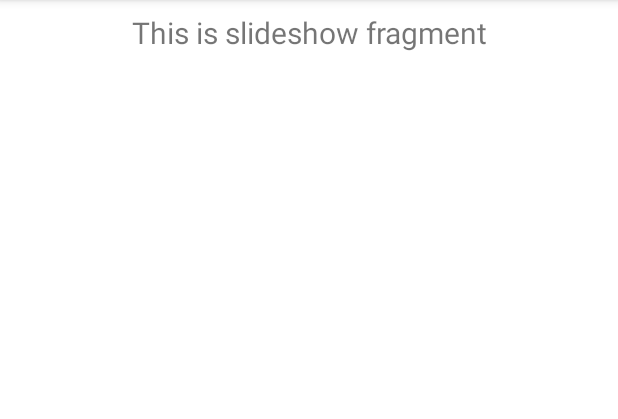
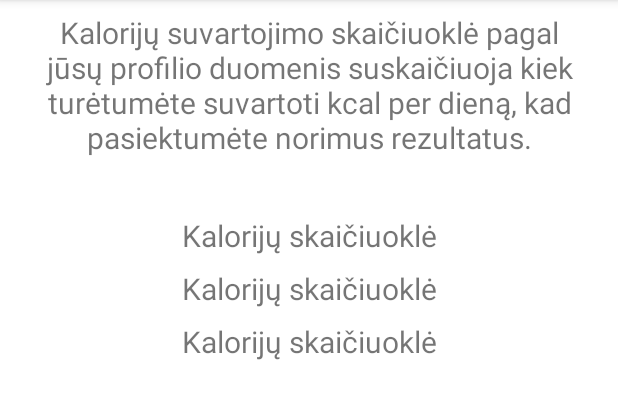
Before and after one commit to lukkna/tracker-app, an Android app: the fragment CalculatorFragment shown on its own in the app's theme, on a phone screen of 412 x 824 dp, the part 84-503 px from its top. Run offline under Robolectric (Android 15) with nearby library versions, the phone set to English and light mode, and no system bars.

Commit message:
calories calculator

```diff
--- a/app/src/main/java/eu/vk/trackerapp/ui/calculator/CalculatorFragment.java
+++ b/app/src/main/java/eu/vk/trackerapp/ui/calculator/CalculatorFragment.java
@@ -6,30 +6,38 @@ import android.view.View;
 import android.view.ViewGroup;
 import android.widget.TextView;
 
-import androidx.annotation.Nullable;
 import androidx.annotation.NonNull;
 import androidx.fragment.app.Fragment;
-import androidx.lifecycle.Observer;
-import androidx.lifecycle.ViewModelProviders;
 
 import eu.vk.trackerapp.R;
+import eu.vk.trackerapp.ui.model.User;
+import eu.vk.trackerapp.ui.storage.DatabaseProvider;
+
+import static java.util.Objects.nonNull;
 
 public class CalculatorFragment extends Fragment {
 
-    private CalculatorViewModel calculatorViewModel;
-
     public View onCreateView(@NonNull LayoutInflater inflater,
                              ViewGroup container, Bundle savedInstanceState) {
-        calculatorViewModel =
-                ViewModelProviders.of(this).get(CalculatorViewModel.class);
         View root = inflater.inflate(R.layout.fragment_calculator, container, false);
-        final TextView textView = root.findViewById(R.id.text_slideshow);
-        calculatorViewModel.getText().observe(this, new Observer<String>() {
-            @Override
-            public void onChanged(@Nullable String s) {
-                textView.setText(s);
-            }
-        });
+        TextView tvLose = root.findViewById(R.id.tv_lose);
+        TextView tvSustain = root.findViewById(R.id.tv_sustain);
+        TextView tvGain = root.findViewById(R.id.tv_gain);
+
+        User user = DatabaseProvider.getInstance()
+                .userDao()
+                .retrieveUser();
+
+        if (nonNull(user)) {
+            tvLose.setText(String.format("Numesti svorio: %s kcal", countCalories(user.weight - 0.5, user.height, user.age)));
+            tvSustain.setText(String.format("Palaikyti svorį: %s kcal", countCalories(user.weight, user.height, user.age)));
+            tvGain.setText(String.format("Priaugti svorio: %s kcal", countCalories(user.weight + 0.5, user.height, user.age)));
+        }
+
         return root;
     }
+
+    private long countCalories(double weight, int height, int age) {
+        return Math.round(((10 * weight) + (6.25 * height) - (5 * age)) * 1.25);
+    }
 }
--- a/app/src/main/java/eu/vk/trackerapp/ui/calculator/CalculatorViewModel.java
+++ /dev/null
@@ -1,19 +0,0 @@
-package eu.vk.trackerapp.ui.calculator;
-
-import androidx.lifecycle.LiveData;
-import androidx.lifecycle.MutableLiveData;
-import androidx.lifecycle.ViewModel;
-
-public class CalculatorViewModel extends ViewModel {
-
-    private MutableLiveData<String> mText;
-
-    public CalculatorViewModel() {
-        mText = new MutableLiveData<>();
-        mText.setValue("This is slideshow fragment");
-    }
-
-    public LiveData<String> getText() {
-        return mText;
-    }
-}
--- a/app/src/main/java/eu/vk/trackerapp/ui/storage/AppDatabase.java
+++ b/app/src/main/java/eu/vk/trackerapp/ui/storage/AppDatabase.java
@@ -6,7 +6,7 @@ import androidx.room.RoomDatabase;
 import eu.vk.trackerapp.ui.model.Item;
 import eu.vk.trackerapp.ui.model.User;
 
-@Database(entities = {User.class, Item.class}, version = 8)
+@Database(entities = {User.class, Item.class}, version = 9)
 public abstract class AppDatabase extends RoomDatabase {
     public abstract UserDao userDao();
 
--- a/app/src/main/res/layout/fragment_calculator.xml
+++ b/app/src/main/res/layout/fragment_calculator.xml
@@ -5,15 +5,60 @@
         android:layout_height="match_parent">
 
     <TextView
-            android:id="@+id/text_slideshow"
+            android:id="@+id/text_title"
             android:layout_width="match_parent"
             android:layout_height="wrap_content"
             android:layout_marginStart="8dp"
             android:layout_marginTop="8dp"
             android:layout_marginEnd="8dp"
+            android:text="Kalorijų suvartojimo skaičiuoklė pagal jūsų profilio duomenis suskaičiuoja kiek turėtumėte suvartoti kcal per dieną, kad pasiektumėte norimus rezultatus."
             android:textAlignment="center"
             android:textSize="20sp"
             app:layout_constraintEnd_toEndOf="parent"
             app:layout_constraintStart_toStartOf="parent"
             app:layout_constraintTop_toTopOf="parent" />
+
+    <TextView
+            android:id="@+id/tv_lose"
+            android:layout_width="match_parent"
+            android:layout_height="wrap_content"
+            android:layout_marginStart="8dp"
+            android:layout_marginTop="8dp"
+            android:layout_marginEnd="8dp"
+            android:paddingTop="30dp"
+            android:text="Kalorijų skaičiuoklė"
+            android:textAlignment="center"
+            android:textSize="20sp"
+            app:layout_constraintEnd_toEndOf="parent"
+            app:layout_constraintStart_toStartOf="parent"
+            app:layout_constraintTop_toBottomOf="@id/text_title" />
+
+    <TextView
+            android:id="@+id/tv_sustain"
+            android:layout_width="match_parent"
+            android:layout_height="wrap_content"
+            android:layout_marginStart="8dp"
+            android:layout_marginTop="8dp"
+            android:layout_marginEnd="8dp"
+            android:text="Kalorijų skaičiuoklė"
+            android:textAlignment="center"
+            android:textSize="20sp"
+            app:layout_constraintEnd_toEndOf="parent"
+            app:layout_constraintStart_toStartOf="parent"
+            app:layout_constraintTop_toBottomOf="@id/tv_lose" />
+
+    <TextView
+            android:id="@+id/tv_gain"
+            android:layout_width="match_parent"
+            android:layout_height="wrap_content"
+            android:layout_marginStart="8dp"
+            android:layout_marginTop="8dp"
+            android:layout_marginEnd="8dp"
+            android:text="Kalorijų skaičiuoklė"
+            android:textAlignment="center"
+            android:textSize="20sp"
+            app:layout_constraintEnd_toEndOf="parent"
+            app:layout_constraintStart_toStartOf="parent"
+            app:layout_constraintTop_toBottomOf="@id/tv_sustain" />
+
 </androidx.constraintlayout.widget.ConstraintLayout>
```
Also changed, not shown: app/src/main/java/eu/vk/trackerapp/ui/UserFragment.java (+8 -3 lines), app/src/main/java/eu/vk/trackerapp/ui/model/User.java (+6 -3 lines), app/src/main/res/layout/fragment_user.xml (+17 -1 lines).
